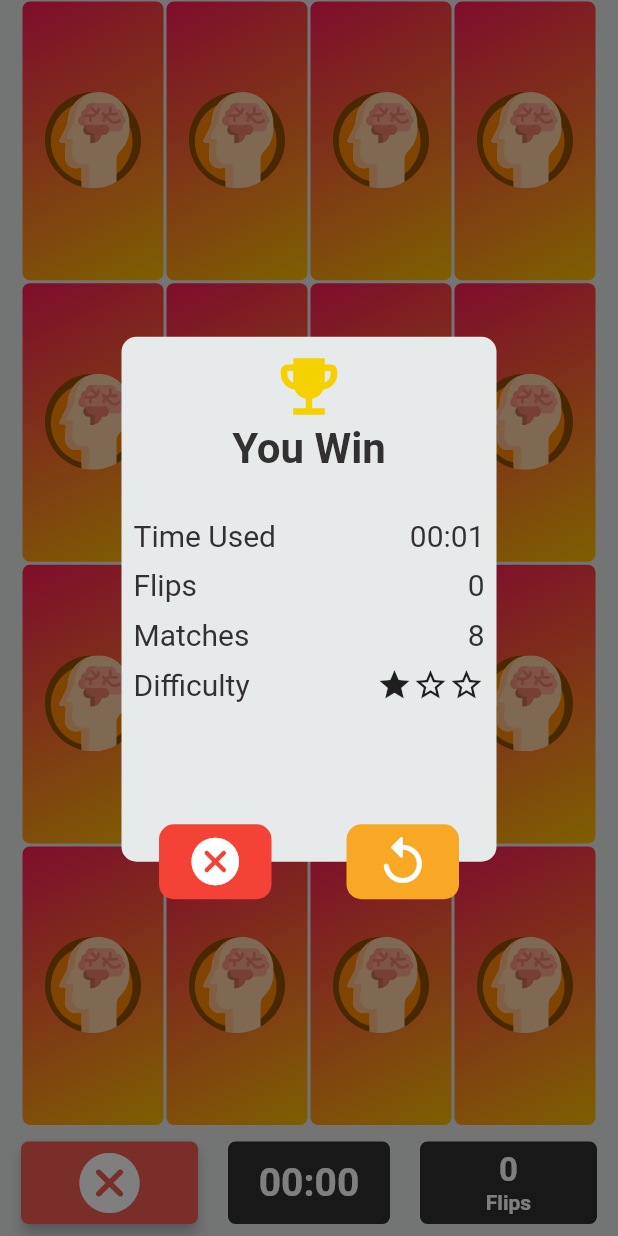
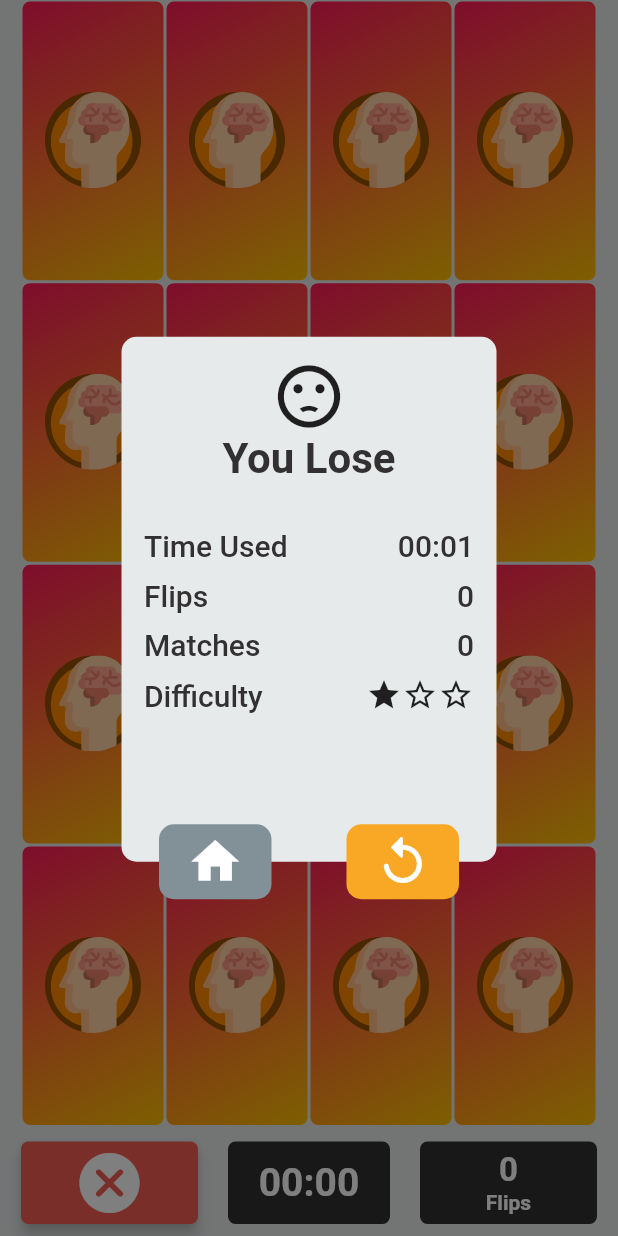
Before and after one commit to chrisstayte/concentration, a Flutter app: the GameScreen screen opened by its route, on a phone screen of 412 x 824 dp. Run offline on Flutter 3.47's test engine with Material 2 defaults, Android fonts, the light colour scheme and no system bars; our stand-ins replace auto_size_text, flutter_svg, package_info_plus, page_transition, shared_preferences; accounts and stored records are empty.

Commit message:
Changed some UI and Stat provider not lazy now

```diff
--- a/lib/main.dart
+++ b/lib/main.dart
@@ -22,6 +22,7 @@ void main() {
         ),
         ChangeNotifierProvider<GameStatsProvider>(
           create: (_) => GameStatsProvider(),
+          lazy: false,
         )
       ],
       child: const MyApp(),
--- a/lib/screens/credits_screen.dart
+++ b/lib/screens/credits_screen.dart
@@ -56,9 +56,9 @@ class _CreditsScreenState extends State<CreditsScreen> {
             onTap: () async {
               final Uri params = Uri(
                 scheme: 'mailto',
-                path: 'countdowns@chrisstayte.com',
+                path: 'concentration@chrisstayte.com',
                 query:
-                    'subject=App Feedback&body=\n\n\nApp Version ${_packageInfo.version}', //add subject and body here
+                    'subject=App Feedback (${_packageInfo.version})', //add subject and body here
               );
 
               final String url = params.toString();
--- a/lib/screens/game_screen.dart
+++ b/lib/screens/game_screen.dart
@@ -72,7 +72,6 @@ class _GameScreenState extends State<GameScreen> {
 
     int seconds = Global.gameTimesInSeconds.times[_mapSize]![_difficulty]!;
     seconds = 1;
-    _solvedCount = uniqueCardCount;
     _timeLeft = Duration(seconds: seconds);
 
     _timer = Timer.periodic(
--- a/lib/screens/home_screen.dart
+++ b/lib/screens/home_screen.dart
@@ -1,8 +1,11 @@
 import 'package:concentration/global/global.dart';
+import 'package:concentration/models/game_stat.dart';
+import 'package:concentration/providers/game_stats_provider.dart';
 import 'package:concentration/screens/new_game_screen.dart';
 import 'package:concentration/screens/stats_screen.dart';
 import 'package:concentration/widgets/main_button.dart';
 import 'package:flutter/material.dart';
+import 'package:provider/provider.dart';
 
 class Homescreen extends StatefulWidget {
   const Homescreen({Key? key}) : super(key: key);
@@ -70,6 +73,9 @@ class _HomescreenState extends State<Homescreen> {
                       '/credits',
                     ),
                   ),
+                  SizedBox(
+                    height: 20,
+                  ),
                 ],
               ),
             ),
--- a/lib/widgets/end_game_dialog.dart
+++ b/lib/widgets/end_game_dialog.dart
@@ -28,7 +28,7 @@ class EndGameDialog extends StatelessWidget {
                 color: Global.colors.lightIconColor,
               ),
               child: Padding(
-                padding: const EdgeInsets.all(8.0),
+                padding: const EdgeInsets.all(15.0),
                 child: Material(
                   color: Colors.transparent,
                   child: Column(
@@ -55,61 +55,82 @@ class EndGameDialog extends StatelessWidget {
                       Row(
                         mainAxisAlignment: MainAxisAlignment.spaceBetween,
                         children: [
-                          Text(
+                          const Text(
                             'Time Used',
-                            style: TextStyle(fontSize: 20),
+                            style: TextStyle(
+                              fontSize: 20,
+                              fontWeight: FontWeight.w500,
+                            ),
                           ),
                           Text(
                             stat.gameDuration.toMinutesSeconds(),
-                            style: TextStyle(fontSize: 20),
+                            style: const TextStyle(
+                              fontSize: 20,
+                              fontWeight: FontWeight.w500,
+                            ),
                           )
                         ],
                       ),
-                      SizedBox(
+                      const SizedBox(
                         height: 10,
                       ),
                       Row(
                         mainAxisAlignment: MainAxisAlignment.spaceBetween,
                         children: [
-                          Text(
+                          const Text(
                             'Flips',
-                            style: TextStyle(fontSize: 20),
+                            style: TextStyle(
+                              fontSize: 20,
+                              fontWeight: FontWeight.w500,
+                            ),
                           ),
                           Text(
                             stat.flips.toString(),
-                            style: TextStyle(fontSize: 20),
+                            style: const TextStyle(
+                              fontSize: 20,
+                              fontWeight: FontWeight.w500,
+                            ),
                           ),
                         ],
                       ),
-                      SizedBox(
+                      const SizedBox(
                         height: 10,
                       ),
                       Row(
                         mainAxisAlignment: MainAxisAlignment.spaceBetween,
                         children: [
-                          Text(
+                          const Text(
                             'Matches',
-                            style: TextStyle(fontSize: 20),
+                            style: TextStyle(
+                              fontSize: 20,
+                              fontWeight: FontWeight.w500,
+                            ),
                           ),
                           Text(
                             stat.correct.toString(),
-                            style: TextStyle(fontSize: 20),
+                            style: const TextStyle(
+                              fontSize: 20,
+                              fontWeight: FontWeight.w500,
+                            ),
                           )
                         ],
                       ),
-                      SizedBox(
+                      const SizedBox(
                         height: 10,
                       ),
                       Row(
                         mainAxisAlignment: MainAxisAlignment.spaceBetween,
                         children: [
-                          Text(
+                          const Text(
                             'Difficulty',
-                            style: TextStyle(fontSize: 20),
+                            style: TextStyle(
+                              fontSize: 20,
+                              fontWeight: FontWeight.w500,
+                            ),
                           ),
                           Row(
                             children: [
-                              Icon(Icons.star),
+                              const Icon(Icons.star),
                               Icon(stat.difficulty != Difficulty.easy
                                   ? Icons.star
                                   : Icons.star_outline),
@@ -136,14 +157,16 @@ class EndGameDialog extends StatelessWidget {
                 child: Container(
                   width: 75,
                   height: 50,
-                  decoration: const BoxDecoration(
-                    borderRadius: BorderRadius.all(
+                  decoration: BoxDecoration(
+                    borderRadius: const BorderRadius.all(
                       Radius.circular(10),
                     ),
-                    color: Colors.red,
+                    // color: Colors.red,
+                    color: Global.colors.lightIconColorDarker,
                   ),
                   child: const Icon(
-                    Icons.cancel_rounded,
+                    // Icons.cancel_rounded,
+                    Icons.home,
                     color: Colors.white,
                     size: 38,
                   ),
--- a/lib/widgets/quit_game_dialog.dart
+++ b/lib/widgets/quit_game_dialog.dart
@@ -10,12 +10,12 @@ class QuitGameDialog extends StatelessWidget {
     return Center(
       child: Container(
         width: 250,
-        height: 135,
+        height: 165,
         child: Stack(
           children: [
             Container(
               width: 250,
-              height: 105,
+              height: 135,
               decoration: BoxDecoration(
                 borderRadius: BorderRadius.all(
                   Radius.circular(10),
@@ -52,7 +52,7 @@ class QuitGameDialog extends StatelessWidget {
                       borderRadius: BorderRadius.all(
                         Radius.circular(10),
                       ),
-                      color: Global.colors.darkIconColor),
+                      color: Global.colors.lightIconColorDarker),
                   child: Center(
                     child: Material(
                       color: Colors.transparent,
@@ -81,7 +81,7 @@ class QuitGameDialog extends StatelessWidget {
                       borderRadius: BorderRadius.all(
                         Radius.circular(10),
                       ),
-                      color: Global.colors.darkIconColor),
+                      color: Global.colors.lightIconColorDarker),
                   child: Center(
                     child: Material(
                       color: Colors.transparent,
```
